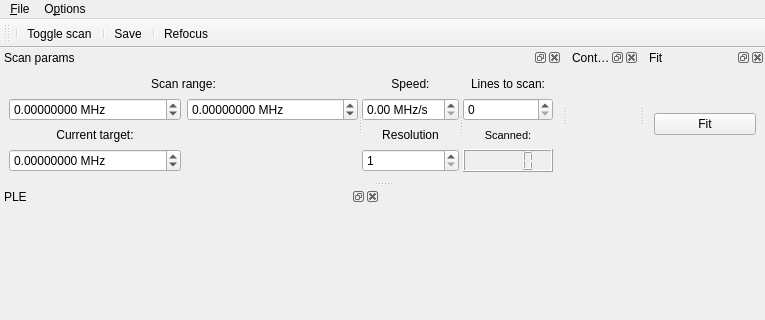
This is src/qudi/gui/ple/ple_gui.ui in bbuusshh/scudi as Qt 5 draws it before an edit; both pictures show x 0 to 765 and y 0 to 320 of the 765 by 708 pixel window. The edited form follows.
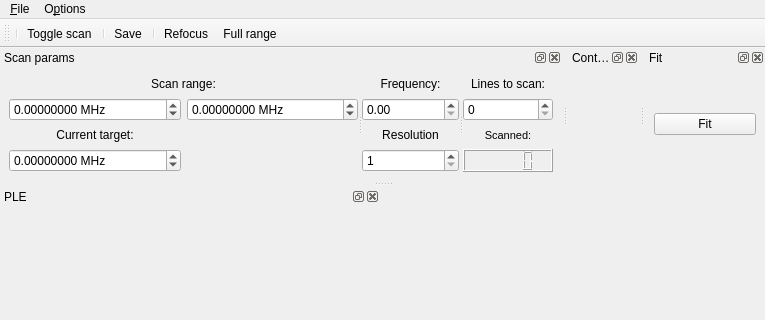
This is the edited form. Icons and pictures are not drawn. Custom widgets are drawn as their Qt base class.

What changed in the file:
```diff
--- a/src/qudi/gui/ple/ple_gui.ui
+++ b/src/qudi/gui/ple/ple_gui.ui
@@ -78,6 +78,7 @@
    <addaction name="actionSave"/>
    <addaction name="separator"/>
    <addaction name="actionRefocus"/>
+   <addaction name="actionFull_range"/>
   </widget>
   <widget class="QDockWidget" name="scan_control_DockWidget">
    <property name="sizePolicy">
@@ -238,7 +239,7 @@
            <item>
             <widget class="QLabel" name="speedLabel">
              <property name="text">
-              <string>Speed:</string>
+              <string>Frequency:</string>
              </property>
              <property name="alignment">
               <set>Qt::AlignCenter</set>
@@ -260,7 +261,7 @@
               </size>
              </property>
              <property name="suffix">
-              <string> MHz/s</string>
+              <string/>
              </property>
              <property name="decimals">
               <number>2</number>
@@ -632,6 +633,11 @@
     <string>Save</string>
    </property>
   </action>
+  <action name="actionFull_range">
+   <property name="text">
+    <string>Full range</string>
+   </property>
+  </action>
   <zorder>scan_control_DockWidget</zorder>
   <zorder>dockWidget</zorder>
   <zorder>ple_data_dockWidget</zorder>
```
Left out of the diff: 4 changed lines with no effect on the pictures.
